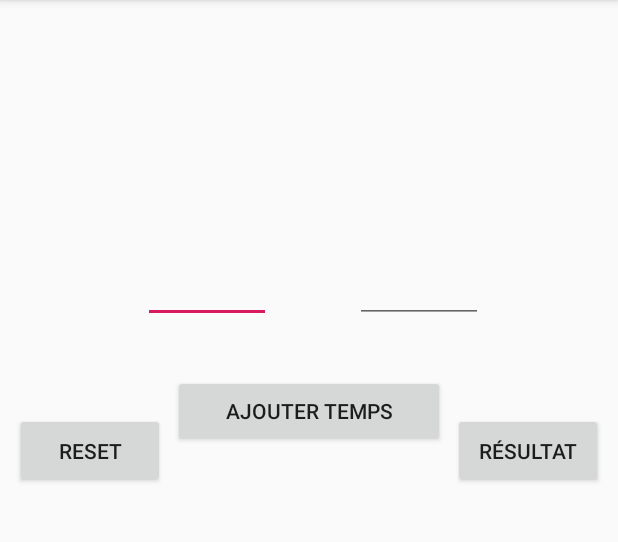
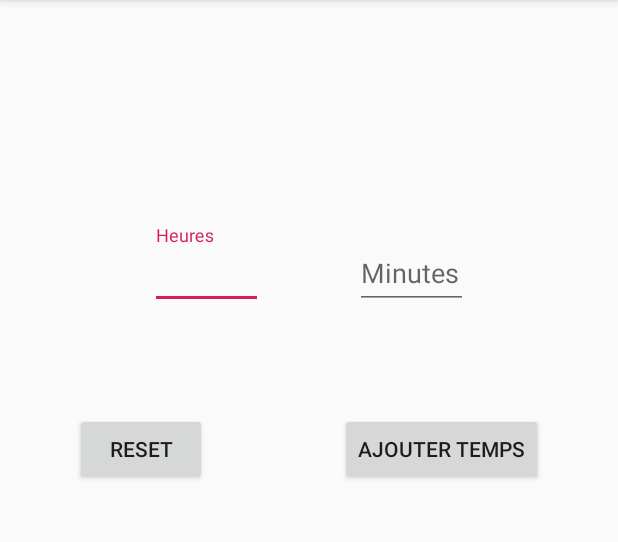
Before and after one commit to arthur-petre/PlaneSum, an Android app: the screen it shows after launch (MainActivity), after a tap on "AJOUTER TEMPS", on a phone screen of 412 x 824 dp, the part 84-626 px from its top. Run offline under Robolectric (Android 15) with nearby library versions, the phone set to English and light mode, and no system bars.

Commit message:
Layout change (Results button removed) and code cleanup with bugs fixes.

```diff
--- a/app/src/main/java/com/example/totalavion/MainActivity.java
+++ b/app/src/main/java/com/example/totalavion/MainActivity.java
@@ -19,25 +19,33 @@ public class MainActivity extends AppCompatActivity {
 
         final EditText metHours = findViewById(R.id.editTextHours);
         final EditText metMinutes = findViewById(R.id.editTextMinutes);
-        final TextView mtxResults = findViewById(R.id.textViewResults);
         final TextView mtxCheck = findViewById(R.id.textViewCheck);
         final Time temps = new Time(0, 0);
-        Button mResults = findViewById(R.id.buttonResults);
         Button mAjouter = findViewById(R.id.buttonAdd);
         Button mReset = findViewById(R.id.buttonReset);
+        metHours.requestFocus();
 
         mAjouter.setOnClickListener(new View.OnClickListener() {
             @Override
             public void onClick(View v) {
-                if (!(metHours.getText().toString().equals("") || metMinutes.getText().toString().equals(""))) {
+                if (metHours.getText().toString().equals("") && !(metMinutes.getText().toString().equals(""))) {
                     cpt = cpt + 1;
-                    Check = "Last : " + metHours.getText().toString() + " h.  " + metMinutes.getText().toString() + " m." + "\n" + cpt;
-                    //Check = "Last : " + metHours.getText().toString() + " h.  " + metMinutes.getText().toString() + " m." + "\n" + cpt + "\n" + "\n" + "Total : " + temps.getmyHours() + " h.  " + temps.getmyMinutes() + " m.";
+                    temps.addmyMinutes(Integer.parseInt(metMinutes.getText().toString()));
+                } else if (metMinutes.getText().toString().equals("") && !(metHours.getText().toString().equals(""))) {
+                    cpt = cpt + 1;
+                    temps.addmyHours(Integer.parseInt(metHours.getText().toString()));
+                } else if (!(metHours.getText().toString().equals("") || metMinutes.getText().toString().equals(""))) {
+                    cpt = cpt + 1;
                     temps.addmyHours(Integer.parseInt(metHours.getText().toString()));
                     temps.addmyMinutes(Integer.parseInt(metMinutes.getText().toString()));
+                }
+                if (! (metHours.getText().toString().equals("") && metMinutes.getText().toString().equals(""))) {
+                    temps.normaliser();
+                    Check = "Last : " + metHours.getText().toString() + " h. " + metMinutes.getText().toString() + " m." + "\n" + "Nombre d'heures : " + cpt + "\n" + "\n" + "Total : " + temps.getmyHours() + " h. " + temps.getmyMinutes() + " m.";
                     mtxCheck.setText(Check);
                     metHours.setText("");
                     metMinutes.setText("");
+                    metHours.requestFocus();
                 }
             }
         });
@@ -45,21 +53,13 @@ public class MainActivity extends AppCompatActivity {
         mReset.setOnClickListener(new View.OnClickListener() {
             @Override
             public void onClick(View v) {
+                cpt = 0;
                 temps.setmyHours(0);
                 temps.setmyMinutes(0);
                 metHours.setText("");
                 metMinutes.setText("");
-                mtxResults.setText("");
+                mtxCheck.setText("");
             }
         });
-
-        mResults.setOnClickListener(new View.OnClickListener() {
-            @Override
-            public void onClick(View v) {
-                mRslt = temps.getmyHours() + " h.  " + temps.getmyMinutes() + " m.";
-                mtxResults.setText(mRslt);
-            }
-        });
-
     }
 }
--- a/app/src/main/java/com/example/totalavion/Time.java
+++ b/app/src/main/java/com/example/totalavion/Time.java
@@ -7,7 +7,7 @@ public class Time {
     private int myHours;
     private int myMinutes;
 
-    private void normaliser() {
+    public void normaliser() {
         this.myHours += (this.myMinutes / 60);
         this.myMinutes = (this.myMinutes % 60);
     }
--- a/app/src/main/res/layout/activity_main.xml
+++ b/app/src/main/res/layout/activity_main.xml
@@ -10,74 +10,77 @@
         android:layout_width="wrap_content"
         android:layout_height="wrap_content"
         android:layout_alignParentTop="true"
-        android:layout_marginStart="5dp"
-        android:layout_marginTop="250dp"
-        android:layout_marginEnd="5dp"
-        android:layout_toStartOf="@+id/buttonResults"
-        android:layout_toEndOf="@+id/buttonReset"
-        android:text="Ajouter temps" />
+        android:layout_alignParentEnd="true"
+        android:layout_marginTop="275dp"
+        android:layout_marginEnd="50dp"
+        android:text="Ajouter temps"
+        tools:ignore="HardcodedText" />
 
     <Button
         android:id="@+id/buttonReset"
-        android:layout_width="100dp"
-        android:layout_height="50dp"
-        android:layout_alignParentStart="true"
-        android:layout_alignParentTop="true"
-        android:layout_marginStart="10dp"
-        android:layout_marginTop="275dp"
-        android:text="Reset" />
-
-    <Button
-        android:id="@+id/buttonResults"
-        android:layout_width="100dp"
-        android:layout_height="50dp"
-        android:layout_alignParentTop="true"
-        android:layout_alignParentEnd="true"
-        android:layout_marginTop="275dp"
-        android:layout_marginEnd="10dp"
-        android:text="Résultat" />
-
-    <EditText
-        android:id="@+id/editTextHours"
-        android:maxLength="2"
-        android:layout_width="85dp"
-        android:layout_height="65dp"
-        android:layout_alignParentStart="true"
-        android:layout_alignParentTop="true"
-        android:layout_marginStart="95dp"
-        android:layout_marginTop="150dp"
-        android:inputType="numberSigned" />
-
-    <EditText
-        android:id="@+id/editTextMinutes"
-        android:maxLength="2"
-        android:layout_width="85dp"
-        android:layout_height="65dp"
-        android:layout_alignParentTop="true"
-        android:layout_alignParentEnd="true"
-        android:layout_marginTop="150dp"
-        android:layout_marginEnd="90dp"
-        android:inputType="numberSigned" />
-
-    <TextView
-        android:id="@+id/textViewResults"
         android:layout_width="wrap_content"
         android:layout_height="wrap_content"
         android:layout_alignParentStart="true"
         android:layout_alignParentTop="true"
+        android:layout_marginStart="50dp"
+        android:layout_marginTop="275dp"
+        android:text="Reset"
+        tools:ignore="HardcodedText" />
+
+    <android.support.design.widget.TextInputLayout
+        android:id="@+id/input_layout_hours"
+        android:layout_width="75dp"
+        android:layout_height="wrap_content"
+        android:layout_alignParentStart="true"
+        android:layout_alignParentTop="true"
+        android:layout_marginStart="100dp"
+        android:layout_marginTop="150dp">
+
+        <EditText
+            android:id="@+id/editTextHours"
+            android:layout_width="match_parent"
+            android:layout_height="wrap_content"
+            android:focusable="true"
+            android:focusableInTouchMode="true"
+            android:hint="Heures"
+            android:inputType="numberSigned"
+            android:maxLength="2"
+            android:autofillHints=""
+            tools:ignore="HardcodedText"
+            tools:targetApi="o" />
+
+    </android.support.design.widget.TextInputLayout>
+
+
+    <android.support.design.widget.TextInputLayout
+        android:id="@+id/input_layout_minutes"
+        android:layout_width="75dp"
+        android:layout_height="wrap_content"
+        android:layout_alignParentTop="true"
         android:layout_alignParentEnd="true"
-        android:layout_alignParentBottom="true"
-        android:layout_marginStart="100dp"
-        android:layout_marginTop="360dp"
-        android:layout_marginEnd="100dp"
-        android:layout_marginBottom="125dp"
-        android:textAlignment="center"
-        android:textSize="25sp" />
+        android:layout_marginTop="150dp"
+        android:layout_marginEnd="100dp">
+
+        <EditText
+            android:id="@+id/editTextMinutes"
+            android:layout_width="match_parent"
+            android:layout_height="wrap_content"
+            android:focusable="true"
+            android:focusableInTouchMode="true"
+            android:hint="Minutes"
+            android:inputType="numberSigned"
+            android:maxLength="2"
+            android:autofillHints=""
+            tools:ignore="HardcodedText"
+            tools:targetApi="o" />
+
+
+    </android.support.design.widget.TextInputLayout>
 
     <TextView
         android:id="@+id/textViewCheck"
         android:layout_width="wrap_content"
-        android:layout_height="50dp"
+        android:layout_height="100dp"
         android:layout_alignParentStart="true"
         android:layout_alignParentTop="true"
         android:layout_alignParentEnd="true"
```
